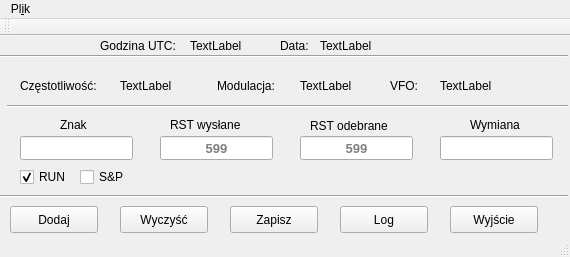
Before: the Qt Designer form mainwindow.ui in darvark/CallLogger, drawn with Qt 5.
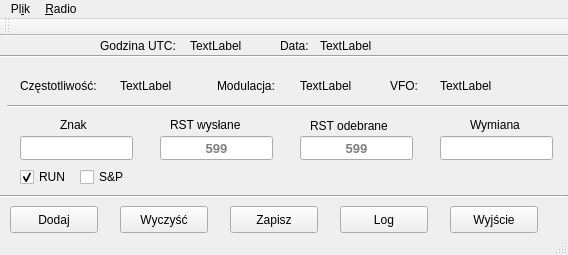
After: the same form once the commit is applied.

The edit to the form file:
```diff
--- a/mainwindow.ui
+++ b/mainwindow.ui
@@ -6,8 +6,8 @@
    <rect>
     <x>0</x>
     <y>0</y>
-    <width>570</width>
-    <height>257</height>
+    <width>568</width>
+    <height>255</height>
    </rect>
   </property>
   <property name="windowTitle">
@@ -463,7 +463,7 @@
     <rect>
      <x>0</x>
      <y>0</y>
-     <width>570</width>
+     <width>568</width>
      <height>25</height>
     </rect>
    </property>
@@ -477,7 +477,15 @@
     <addaction name="actionZako_cz"/>
     <addaction name="actionUstawienia"/>
    </widget>
+   <widget class="QMenu" name="menuPo_cz">
+    <property name="title">
+     <string>&amp;Radio</string>
+    </property>
+    <addaction name="actionPo_cz"/>
+    <addaction name="actionRoz_cz"/>
+   </widget>
    <addaction name="menuPlik"/>
+   <addaction name="menuPo_cz"/>
   </widget>
   <widget class="QToolBar" name="mainToolBar">
    <attribute name="toolBarArea">
```
Left out of the diff: 12 changed lines with no effect on the pictures.
